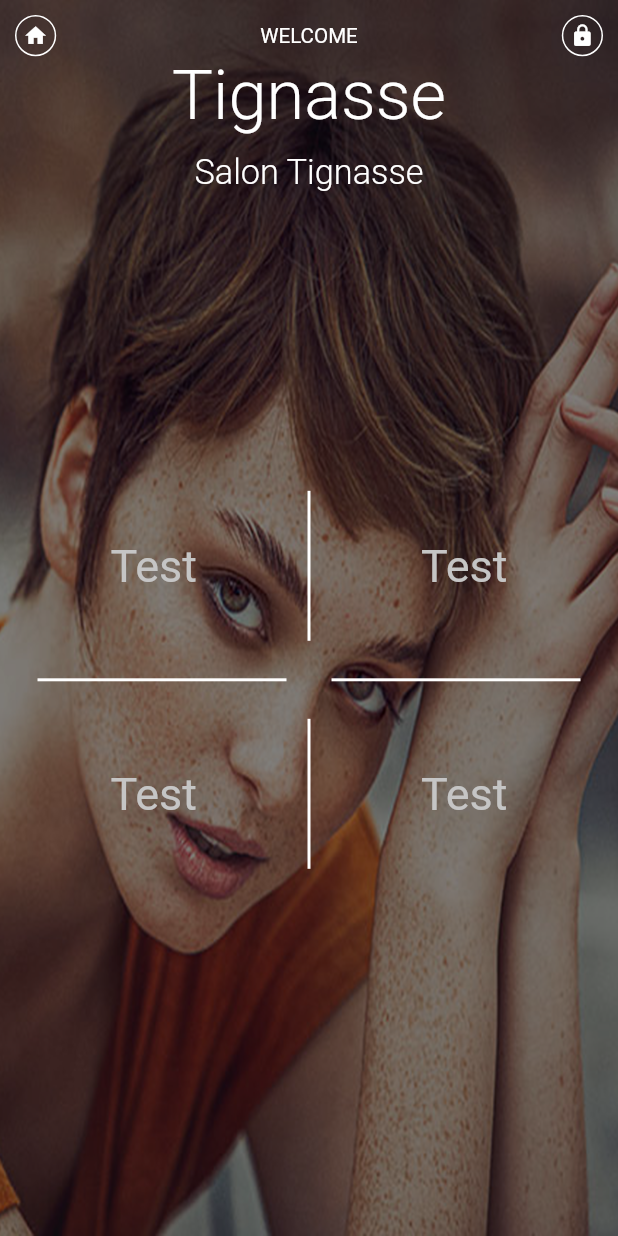
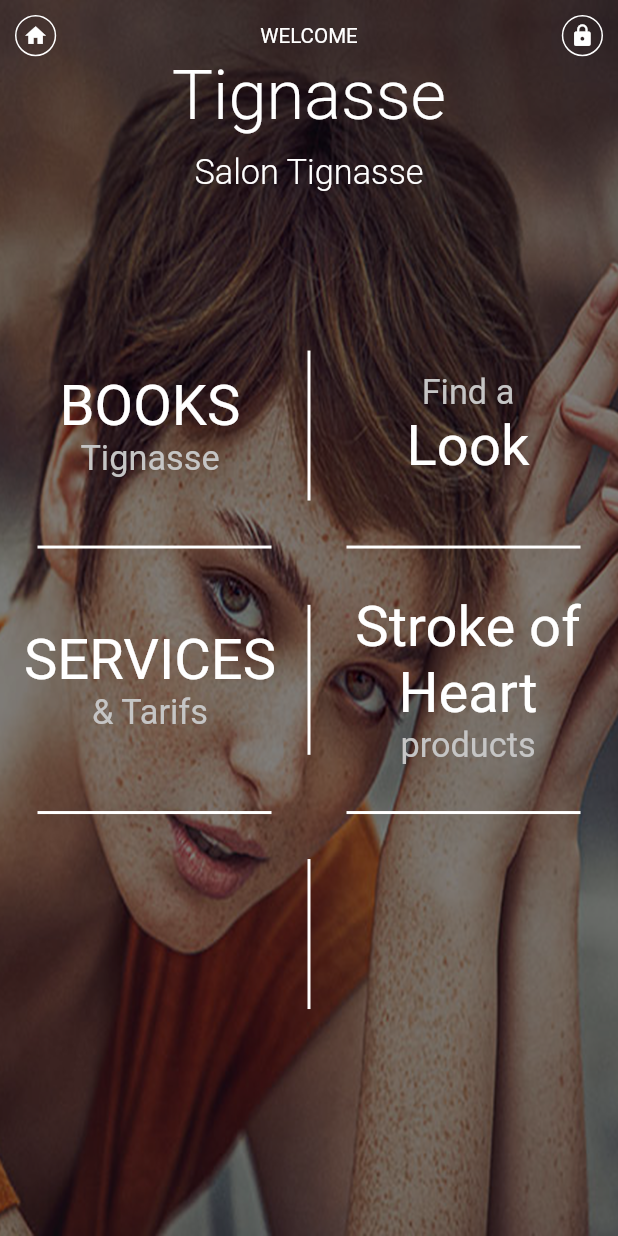
Before and after one commit to bhaveshstackapp/Tignasse-app, a Flutter app: the MenuScreen screen opened directly, on a phone screen of 412 x 824 dp. Run offline on Flutter 3.47's test engine with Material 2 defaults, Android fonts, the phone set to English and light mode, and no system bars; our stand-ins replace fluttertoast, shared_preferences; accounts and stored records are empty.

Commit message:
add password screen craete
add password screen craete

```diff
--- a/lib/common/string_resources.dart
+++ b/lib/common/string_resources.dart
@@ -40,6 +40,21 @@ class StringRes {
 
   //menu screen
   static const salonTignasse                   =  "Salon Tignasse";
+  static const books                           =  "BOOKS";
+  static const findA                           =  "Find a";
+  static const look                            =  "Look";
+  static const services                        =  "SERVICES";
+  static const andTarifs                       =  "& Tarifs";
+  static const strokeHeart                     =  "Stroke of Heart";
+  static const products                        =  "products";
+
+  //Add Password
+  static const appParam                        =  "APPLICATION PARAMETERS";
+  static const giveMyPassword                  =  "I give my password";
+  static const myCodeText                      =  "or I get my code on www.tignasse.fr \nand I access the features \ncustomization and configuration";
+  static const subscriptions                   =  "SUBSCRIPTIONS";
+  static const signOut                         =  "SIGN OUT";
+  static const conFirmer                       =  "CONFIRMER";
 
 
 }
--- a/lib/common_widget/common_route.dart
+++ b/lib/common_widget/common_route.dart
@@ -31,3 +31,7 @@ menuScreenNavigator(BuildContext context) {
 //  Navigator.push(context, NavigatePageRoute(context, SoundBiteTrimPage(path, t,from: from, listImages:imageList)));
   Navigator.push(context, MaterialPageRoute(builder: (context) => MenuScreen()));
 }
+addPasswordScreenNavigator(BuildContext context) {
+//  Navigator.push(context, NavigatePageRoute(context, SoundBiteTrimPage(path, t,from: from, listImages:imageList)));
+  Navigator.push(context, MaterialPageRoute(builder: (context) => AddPasswordScreen()));
+}
--- a/lib/export.dart
+++ b/lib/export.dart
@@ -15,5 +15,7 @@ export 'package:tignasseapp/common_widget/filled_button.dart';
 export 'package:tignasseapp/screen/sign_up/sign_up_screen.dart';
 export 'package:tignasseapp/screen/welcome/welcome_screen.dart';
 export 'package:tignasseapp/screen/menu/menu_screen.dart';
+export 'package:tignasseapp/screen/add_my_password/add_password_screen.dart';
+export 'package:tignasseapp/common_widget/validation.dart';
 
 export 'dart:io';
--- a/lib/screen/menu/menu_screen.dart
+++ b/lib/screen/menu/menu_screen.dart
@@ -1,3 +1,4 @@
+import 'package:flutter/services.dart';
 import 'package:tignasseapp/export.dart';
 
 class MenuScreen extends StatefulWidget {
@@ -6,6 +7,19 @@ class MenuScreen extends StatefulWidget {
 }
 
 class _MenuScreenState extends State<MenuScreen> {
+
+  bool isBottomLineShow = true;
+
+  @override
+  void initState() {
+    // TODO: implement initState
+    super.initState();
+//    SystemChrome.setPreferredOrientations([
+//      DeviceOrientation.portraitUp,
+//      DeviceOrientation.portraitDown,
+//    ]);
+  }
+
   @override
   Widget build(BuildContext context) {
     return SafeArea(
@@ -59,57 +73,53 @@ class _MenuScreenState extends State<MenuScreen> {
                       crossAxisAlignment: CrossAxisAlignment.center,
 
                       children: <Widget>[
+                        titleTextShow(StringRes.books, StringRes.tignasse, 1),
+                        verticalLine(),
                         Expanded(
                             flex: 1,
-                            child: AllText("Test", fontSize: 30, align: TextAlign.center)),
-                        Container(
-                          height: 100,
-                          width: 2,
-                          color: ColorRes.white,
-                        ),
-                        Expanded(
-                            flex: 1,
-                            child: AllText("Test", fontSize: 30, align: TextAlign.center)),
+                            child: Column(
+                              children: [
+                                AllText(StringRes.findA, fontSize: Utils.getDeviceWidth(context) / 18, align: TextAlign.center, color: ColorRes.lightGrey),
+                                AllText(StringRes.look, fontSize: Utils.getDeviceWidth(context) / 11, align: TextAlign.center, color: ColorRes.white)
+                              ],
+                            )
+                        )
+//                        titleTextShow(StringRes.findA, StringRes.look, ColorRes.lightGrey, ColorRes.white, 15, Utils.getDeviceWidth(context) / 11),
                       ],
                     ),
                     Row(
                       children: <Widget>[
-                        Expanded(
-                          flex: 1,
-                          child: Container(
-                            height: 2,
-                            margin: EdgeInsets.only(left: 25, right: 15, top: 25, bottom: 25),
-                            color: ColorRes.white,
-                          ),
-                        ),
-                        Expanded(
-                          flex: 1,
-                          child: Container(
-                            height: 2,
-                            margin: EdgeInsets.only(left: 15, right: 25),
-
-                            color: ColorRes.white,
-                          ),
-                        )
+                        horizontalLine(),
+                        horizontalLine()
                       ],
                     ),
 
                     Row(
                       children: <Widget>[
-                        Expanded(
-                            flex: 1,
-                            child: AllText("Test", fontSize: 30, align: TextAlign.center)),
-                        Container(
-                          height: 100,
-                          width: 2,
-                          color: ColorRes.white,
-                        ),
-                        Expanded(
-                            flex: 1,
-                            child: AllText("Test", fontSize: 30, align: TextAlign.center)),
+                        titleTextShow(StringRes.services, StringRes.andTarifs,2),
+                        verticalLine(),
+                        titleTextShow(StringRes.strokeHeart, StringRes.products,3),
                       ],
                     ),
 
+                    Visibility(
+                      visible: isBottomLineShow,
+                        child: Row(
+                      children: <Widget>[
+                        horizontalLine(),
+                        horizontalLine()
+                      ],
+                    )),
+
+                    Visibility(
+                        visible: isBottomLineShow,
+                        child: Container(
+                          alignment: Alignment.center,
+                          height: 100,
+                          width: 2,
+                          margin: EdgeInsets.only(left: 5, right: 5),
+                          color: ColorRes.white,
+                        ))
                   ],
                 ),
               ),
@@ -137,4 +147,43 @@ class _MenuScreenState extends State<MenuScreen> {
       ),
     );
   }
+
+  verticalLine() {
+    return Container(
+      height: 100,
+      width: 2,
+      margin: EdgeInsets.only(left: 5, right: 5),
+
+      color: ColorRes.white,
+    );
+  }
+
+  horizontalLine() {
+    return  Expanded(
+      flex: 1,
+      child: Container(
+        height: 2,
+        alignment: Alignment.center,
+        margin: EdgeInsets.only(left: 25, right: 25, top: 30, bottom: 30),
+        color: ColorRes.white,
+      ),
+    );
+  }
+
+  titleTextShow(String title, String subTitle, int i) {
+    return  Expanded(
+        flex: 1,
+        child: InkResponse(
+          onTap: () {
+            addPasswordScreenNavigator(context);
+          },
+          child: Column(
+            children: [
+              AllText(title, fontSize: Utils.getDeviceWidth(context) / 11, align: TextAlign.center, color: ColorRes.white),
+              AllText(subTitle, fontSize: Utils.getDeviceWidth(context) / 18, align: TextAlign.center, color: ColorRes.lightGrey)
+            ],
+          ),
+        )
+    );
+  }
 }
--- a/lib/screen/sign_in/login_screen.dart
+++ b/lib/screen/sign_in/login_screen.dart
@@ -1,4 +1,3 @@
-import 'package:tignasseapp/common_widget/validation.dart';
 import 'package:tignasseapp/export.dart';
 
 class LoginScreen extends StatefulWidget {
@@ -30,8 +29,7 @@ class _LoginScreenState extends State<LoginScreen> {
                       child: CommonView.closeIcons(context),
                     ),
                     CommonView.sizeBoxHeight(context, 12),
-                    AllText(StringRes.tignasse,
-                        fontSize: Utils.getDeviceWidth(context) / 13),
+                    AllText(StringRes.tignasse, fontSize: Utils.getDeviceWidth(context) / 13),
                     CommonView.sizeBoxHeight(context, 15),
                     AllText(StringRes.imLogin,
                         fontSize: Utils.getDeviceWidth(context) / 20),
```
Also changed, not shown: lib/screen/add_my_password/add_password_screen.dart (added, +163 -0 lines).
